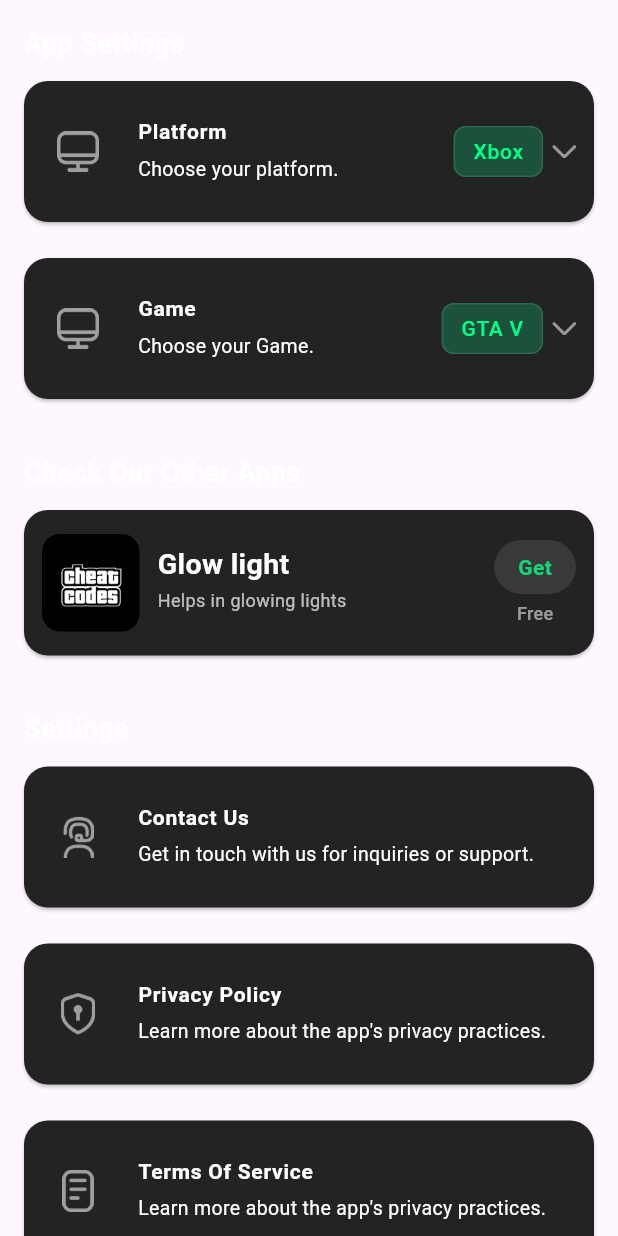
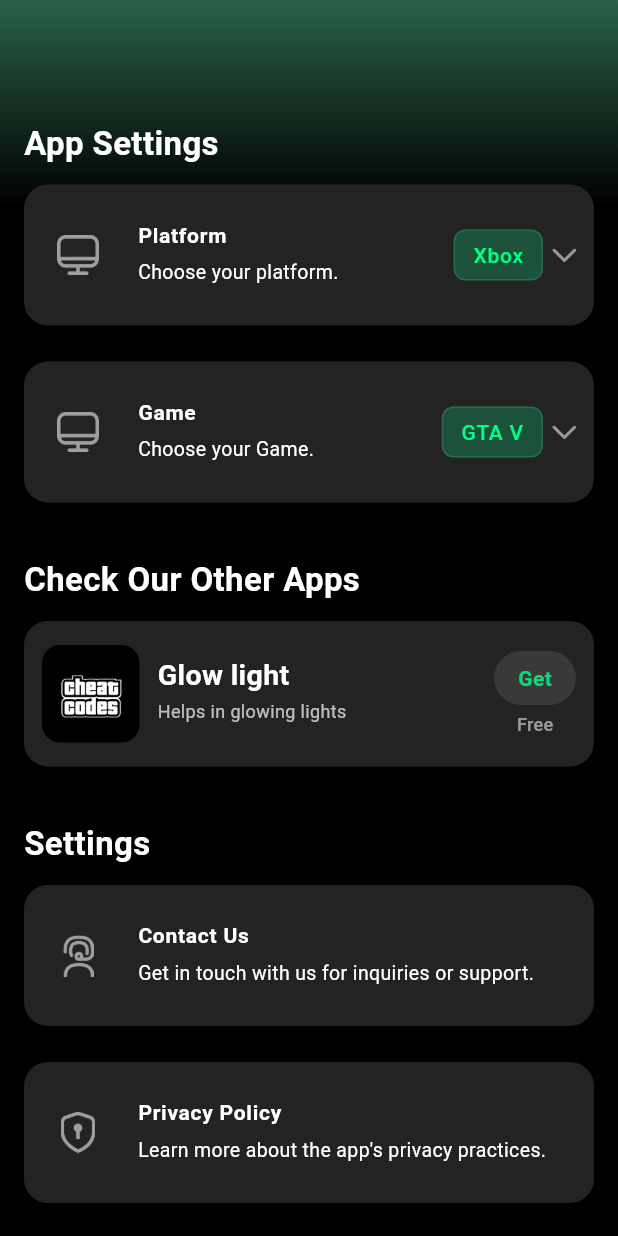
Before and after one commit to arleven/gta-all-in-one-cheats, a Flutter app: the SettingsScreen widget shown alone on an empty page, opened directly, on a phone screen of 412 x 824 dp. Run offline on Flutter 3.47's test engine with Material 3 defaults, Android fonts, the phone set to English and light mode, and no system bars; our stand-ins replace connectivity_plus, firebase_analytics, firebase_core, firebase_crashlytics, flutter_native_timezone, flutter_tts and 6 more; missing offline and left inert: amplitude_flutter, appsflyer_sdk, country_codes, flutter_email_sender, flutter_jailbreak_detection, plist_parser and 2 more; accounts and stored records are empty; statements that could not run were skipped.

Commit message:
Added Gradient color in settings screen

```diff
--- a/lib/Presentation/Settings_Screen/settings.dart
+++ b/lib/Presentation/Settings_Screen/settings.dart
@@ -376,10 +376,27 @@ class _SettingsScreenState extends State<SettingsScreen> {
   //MARK: Build Method
   @override
   Widget build(BuildContext context) {
-    return SafeArea(
-      child: Container(
-        child: ListView(
-          padding: const EdgeInsets.symmetric(horizontal: 12, vertical: 16),
+    return Container(
+      decoration: BoxDecoration(
+        gradient: LinearGradient(
+          begin: Alignment.topCenter,
+          end: Alignment.bottomCenter,
+          colors: [
+            AppColors.bottomGradiant,
+            Colors.black,
+            Colors.black,
+            Colors.black,
+            Colors.black,
+            Colors.black,
+            Colors.black,
+          ],
+        ),
+      ),
+
+      child: Stack(
+        children: [
+          ListView(
+            padding: const EdgeInsets.symmetric(horizontal: 12, vertical: 80),
             children: [
               // ------------------ APP SETTINGS ------------------
               Padding(
@@ -388,7 +405,7 @@ class _SettingsScreenState extends State<SettingsScreen> {
                   'App Settings',
                   style: const TextStyle(
                     color: Colors.white,
-                  fontSize: 18,
+                    fontSize: 22,
                     fontWeight: FontWeight.w700,
                   ),
                 ),
@@ -445,7 +462,7 @@ class _SettingsScreenState extends State<SettingsScreen> {
                   'Check Our Other Apps',
                   style: const TextStyle(
                     color: Colors.white,
-                  fontSize: 18,
+                    fontSize: 22,
                     fontWeight: FontWeight.w700,
                   ),
                 ),
@@ -472,7 +489,7 @@ class _SettingsScreenState extends State<SettingsScreen> {
                   'Settings',
                   style: const TextStyle(
                     color: Colors.white,
-                  fontSize: 18,
+                    fontSize: 22,
                     fontWeight: FontWeight.w700,
                   ),
                 ),
@@ -530,7 +547,9 @@ class _SettingsScreenState extends State<SettingsScreen> {
                   child: SettingsTile(
                     imagePath: 'assets/images/privacy_icon.png',
                     title: AppLocalizations.of(context)!.privacyPolicyTitle,
-                  subtitle: AppLocalizations.of(context)!.privacyPolicySubtitle,
+                    subtitle: AppLocalizations.of(
+                      context,
+                    )!.privacyPolicySubtitle,
                     onTap: () {
                       openWebView(
                         context,
@@ -554,7 +573,9 @@ class _SettingsScreenState extends State<SettingsScreen> {
                   child: SettingsTile(
                     imagePath: 'assets/images/terms_icon.png',
                     title: AppLocalizations.of(context)!.termsOfServiceTitle,
-                  subtitle: AppLocalizations.of(context)!.privacyPolicySubtitle,
+                    subtitle: AppLocalizations.of(
+                      context,
+                    )!.privacyPolicySubtitle,
                     onTap: () {
                       openWebView(
                         context,
@@ -609,7 +630,10 @@ class _SettingsScreenState extends State<SettingsScreen> {
 
               // ------------------ INFO ------------------
               Padding(
-              padding: const EdgeInsets.symmetric(horizontal: 8, vertical: 16),
+                padding: const EdgeInsets.symmetric(
+                  horizontal: 8,
+                  vertical: 16,
+                ),
                 child: Row(
                   crossAxisAlignment: CrossAxisAlignment.start,
                   children: [
@@ -636,6 +660,7 @@ class _SettingsScreenState extends State<SettingsScreen> {
               const SizedBox(height: 32),
             ],
           ),
+        ],
       ),
     );
   }
```
Lines whose indentation alone changed are shown as unchanged.
